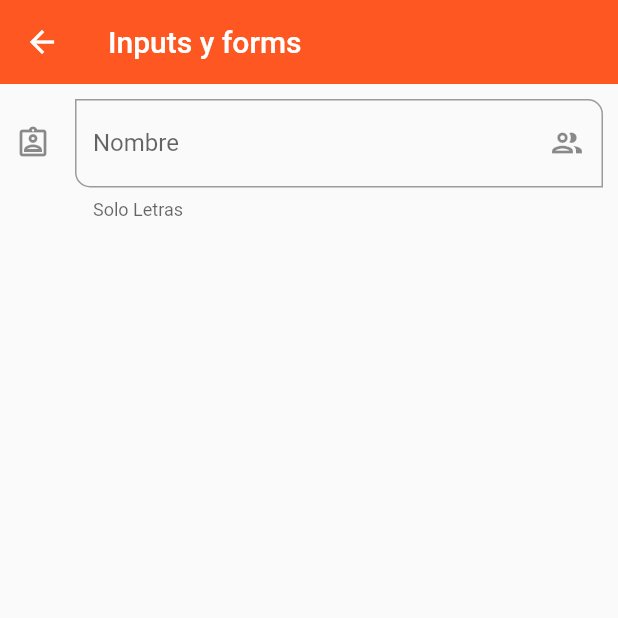
After one commit to BrandoAngulo/Flutter, a Flutter app: the InputsScreen screen opened by its route, on a phone screen of 412 x 824 dp, the top half of it. The commit adds this screen. Run offline on Flutter 3.47's test engine with Material 2 defaults, Android fonts, the phone set to English and light mode, and no system bars; our stand-ins replace font_awesome_flutter.

Commit message:
agregado nueva vista para inputs y se crea la funcion de imputs y con sus propiedades

```diff
--- a/project_app_1/lib/router/app_routes.dart
+++ b/project_app_1/lib/router/app_routes.dart
@@ -6,18 +6,19 @@ class AppRoutes {
   static const initialRoute = 'home';
 
   static final menuOption = <MenuOption>[
-    MenuOption(route: 'home',icon: Icons.home_outlined,name: 'Home Screen',screen: const HomeScreen()),
+    //MenuOption(route: 'home',icon: Icons.home_outlined,name: 'Home Screen',screen: const HomeScreen()),
     MenuOption(route: 'listView1',icon: Icons.local_play,name: 'Vista 1',screen: const ListView1Screen()),
     MenuOption(route: 'listView2',icon: Icons.playlist_play_rounded,name: 'Vista 2',screen: const ListView2Screen()),
     MenuOption(route: 'cards',icon: Icons.add_card_sharp,name: 'Cards',screen: const CardScreen()),
     MenuOption(route: 'alerts',icon: Icons.notification_important,name: 'Alertas',screen: const AlertScreen()),
     MenuOption(route: 'avatar-circle',icon: Icons.personal_injury_outlined,name: 'Avatar',screen: const AvatarScreen()),
     MenuOption(route: 'animated',icon: Icons.animation_outlined,name: 'Animaciones',screen: const AnimatedScreen()),
+    MenuOption(route: 'inputs',icon: Icons.input_outlined,name: 'Text inputs',screen: const InputsScreen()),
   ];
 
   static Map<String, Widget Function(BuildContext)> getAppRoutes() {
     Map<String, Widget Function(BuildContext)> appRoutes = {};
-
+    appRoutes.addAll({'home': (BuildContext context)=> const HomeScreen()});
     for (final option in menuOption) {
       appRoutes.addAll({option.route: (BuildContext context) => option.screen});
     }
--- /dev/null
+++ b/project_app_1/lib/screens/inputs_screen.dart
@@ -0,0 +1,58 @@
+import 'package:flutter/material.dart';
+
+class InputsScreen extends StatelessWidget {
+  const InputsScreen({Key? key}) : super(key: key);
+
+  @override
+  Widget build(BuildContext context) {
+    return Scaffold(
+      appBar: AppBar(
+        title: const Text('Inputs y forms'),
+      ),
+      //trabajar dentro del SingleChildScrollView nos permite dar scroll cuando aparece el teclado y nos tama la demas informacion
+      body: SingleChildScrollView(
+        padding: const EdgeInsets.symmetric(horizontal: 10, vertical: 10),
+        child : Column(
+          children: [
+            TextFormField(
+              autofocus: false,
+              //autocorrect: true,
+              //la funcion OnChange captura e valor tecleado en el input
+              onChanged: (value) {
+                print('$value');
+              },
+              //valida algo dentro del input ejemplo va a validar el minimo de caracteres en el input
+              validator: (value) {
+                if (value == null) return 'Este campo es requerido'; {
+                  return value.length < 3 ? 'minimo 3 caracteres' : null;
+                }
+              },
+              //llama la validacion realizada con el validator
+              autovalidateMode: AutovalidateMode.onUserInteraction,
+              //decora el input
+              decoration: const InputDecoration(
+                //es el placeHolder, o muestra lo que el usuario debe insertar en ese input
+                hintText: 'Nombre',
+                //muestra lo que debemos teclear abajo del input
+                helperText: 'Solo Letras',
+                //icono dento del input a la derecha
+                suffixIcon: Icon(Icons.group_outlined),
+                //por fuera del input al lado izquierdo
+                icon: Icon(Icons.assignment_ind_outlined),
+                //Titulo del campo
+                label: Text('Nombre'),
+                //aplica bordes en el input
+                border: OutlineInputBorder(
+                  borderRadius: BorderRadius.only(bottomLeft: Radius.circular(10),topRight: Radius.circular(10))
+                )
+              ),
+            ),
+          ],
+        ),
+
+
+
+      ),
+      );
+  }
+}
--- a/project_app_1/lib/screens/screens.dart
+++ b/project_app_1/lib/screens/screens.dart
@@ -3,5 +3,6 @@ export 'package:project_app_1/screens/animated_screen.dart';
 export 'package:project_app_1/screens/avatar_screen.dart';
 export 'package:project_app_1/screens/card_screen.dart';
 export 'package:project_app_1/screens/home.dart';
+export 'package:project_app_1/screens/inputs_screen.dart';
 export 'package:project_app_1/screens/listview1_screen.dart';
 export 'package:project_app_1/screens/listview2_screen.dart';
```
Also changed, not shown: project_app_1/lib/screens/animated_screen.dart (+42 -4 lines).
